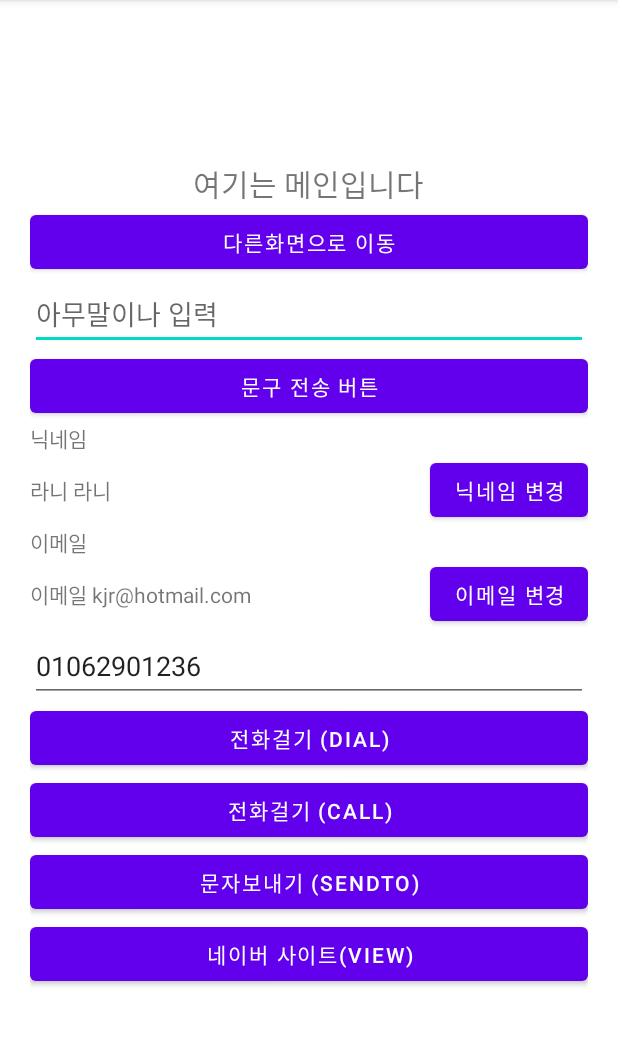
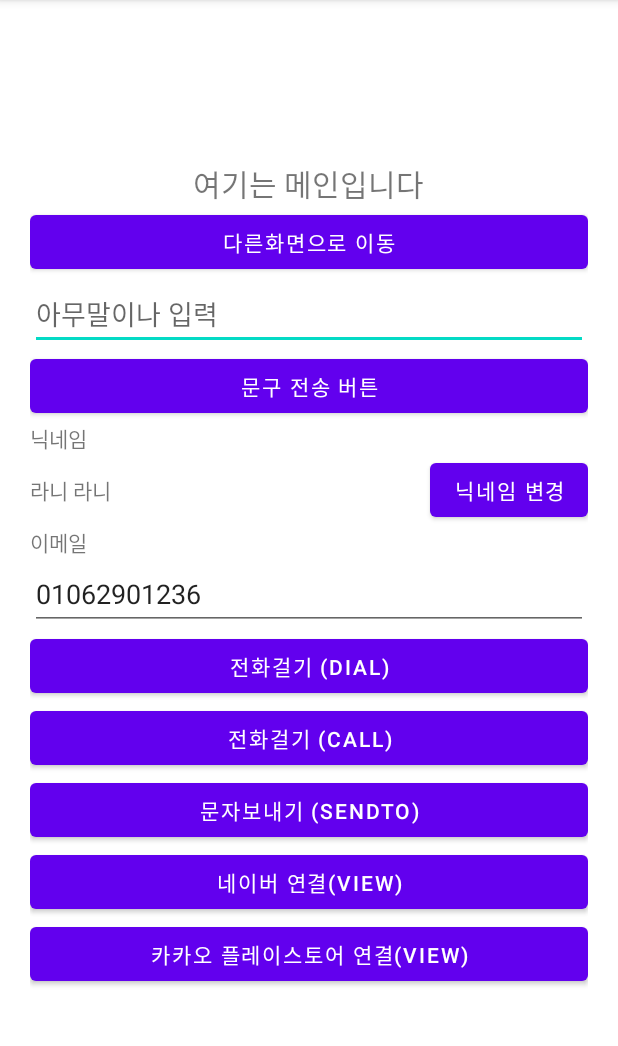
Before and after one commit to kimjungnan/Intent_20211113, an Android app: the screen it shows after launch (MainActivity), after a tap on "문자보내기 (SENDTO)", on a phone screen of 412 x 824 dp, the part 84-1130 px from its top. Run offline under Robolectric (Android 15) with nearby library versions, the phone set to English and light mode, and no system bars.

Commit message:
구글스토어 연결

```diff
--- a/app/src/main/java/com/neppplus/intent_20211113/MainActivity.kt
+++ b/app/src/main/java/com/neppplus/intent_20211113/MainActivity.kt
@@ -24,6 +24,14 @@ class MainActivity : AppCompatActivity() {
             val myUri = Uri.parse("smsto:${inputPhoneNum}")
             val myIntent = Intent( Intent.ACTION_SENDTO, myUri )
             myIntent.putExtra("sms_body", "이 문자는 자동입력")
+            startActivity(myIntent)
+
+        }
+
+        btnKakatoStoreLink.setOnClickListener {
+
+            val myUri = Uri.parse("market:///details?id=com.kakao.talk&hl=ko&gl=US")
+            val myIntent = Intent( Intent.ACTION_VIEW, myUri )
             startActivity(myIntent)
 
         }
--- a/app/src/main/res/layout/activity_main.xml
+++ b/app/src/main/res/layout/activity_main.xml
@@ -84,6 +84,7 @@
         <LinearLayout
         android:layout_width="match_parent"
         android:layout_height="wrap_content"
+            android:visibility="gone"
         android:orientation="horizontal">
 
 
@@ -137,6 +138,13 @@
         android:layout_width="match_parent"
         android:layout_height="wrap_content"
         android:id="@+id/btnNaverLink"
-        android:text="네이버 사이트(VIEW)"/>
+        android:text="네이버 연결(VIEW)"/>
+
+    <Button
+        android:layout_width="match_parent"
+        android:layout_height="wrap_content"
+        android:id="@+id/btnKakatoStoreLink"
+        android:text="카카오 플레이스토어 연결(VIEW)"/>
+
 
 </LinearLayout>
```
